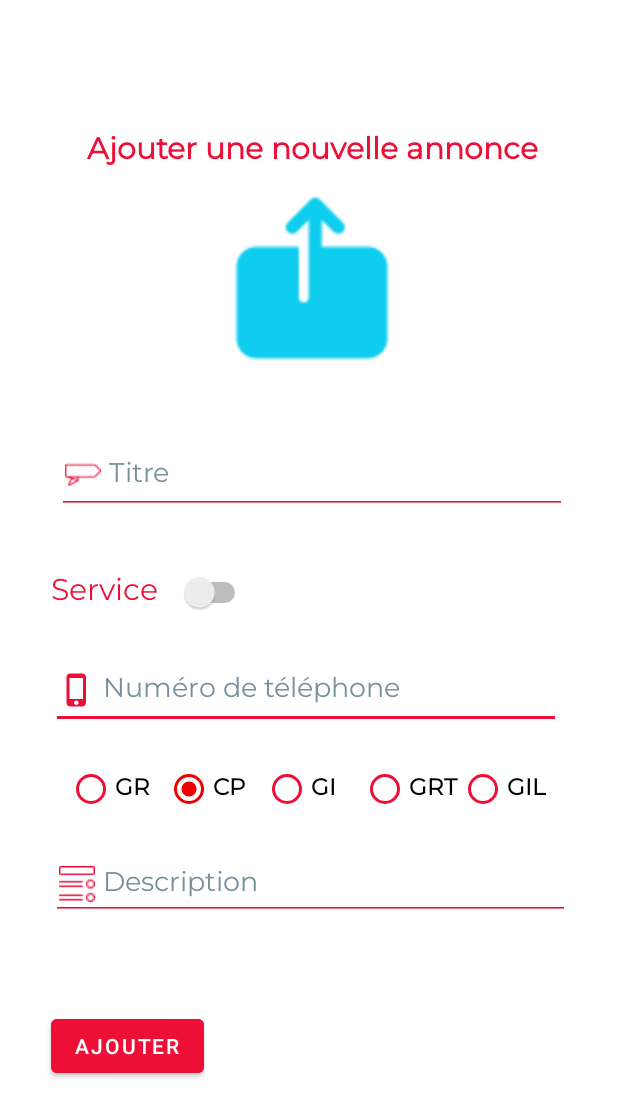
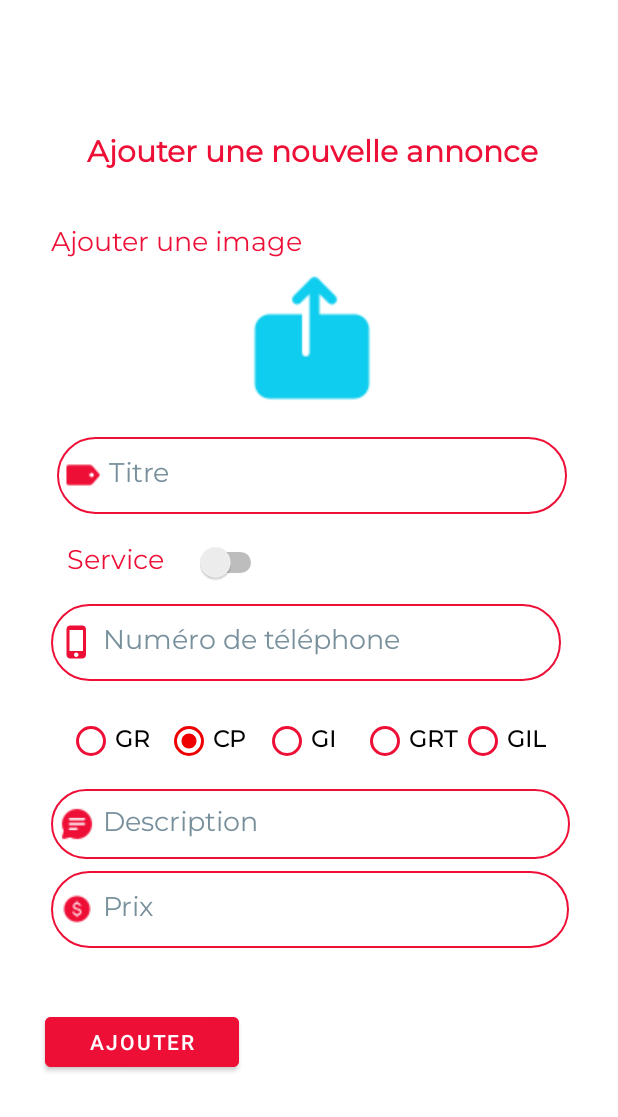
Before and after one commit to ZakariaDani/Education_Store, an Android app: the AddNewAnnouncementActivity screen opened directly, with no data from a screen before it, on a phone screen of 412 x 824 dp. Shown: the top 1117 px of the screen. Run offline under Robolectric (Android 15) with nearby library versions, the phone set to English and light mode, and no system bars; our stand-ins replace Firebase (no records; nobody signed in at launch, a user with empty details on screens opened directly); 4 statements that could not run were skipped.

Commit message:
change design

```diff
--- a/app/src/main/java/com/example/ensamarketplace/AddNewAnnouncementActivity.java
+++ b/app/src/main/java/com/example/ensamarketplace/AddNewAnnouncementActivity.java
@@ -29,12 +29,13 @@ public class AddNewAnnouncementActivity extends AppCompatActivity {
     EditText titre;
     EditText phone;
     EditText description;
+    EditText price;
     RadioGroup branch;
     ProgressBar loadingIcon;
     Switch serviceSwitch;
     User user;
     ImageView uploadImage;
-    String titreInput, phoneInput, descriptionInput, typeInput="produit", branchInput, imageInput;
+    String titreInput, phoneInput, descriptionInput, priceInput, typeInput="produit", branchInput, imageInput;
     private final FirebaseFirestore firestore = FirebaseFirestore.getInstance();
     private final FirebaseAuth firebaseAuth = FirebaseAuth.getInstance();
     private final int GALLERY_REQ_CODE = 1000;
@@ -51,10 +52,15 @@ public class AddNewAnnouncementActivity extends AppCompatActivity {
         titre = findViewById(R.id.titre);
         phone = findViewById(R.id.phone);
         branch = findViewById(R.id.branch);
+        price = findViewById(R.id.price);
         description = findViewById(R.id.description);
         loadingIcon = findViewById(R.id.loadingIcon);
         serviceSwitch = findViewById(R.id.switchService);
         uploadImage = findViewById(R.id.uploadImage);
+        serviceSwitch.setOnCheckedChangeListener((buttonView, isChecked) -> {
+            typeInput = isChecked ? "service":"produit";
+            System.out.println(isChecked);
+        });
         user = getConnectedUser();
     }
 
@@ -77,19 +83,16 @@ public class AddNewAnnouncementActivity extends AppCompatActivity {
 
 
     public void addNewAnnouncement(View view) {
-        serviceSwitch.setOnCheckedChangeListener((buttonView, isChecked) -> {
-            typeInput = isChecked ? "service":"produit";
-            System.out.println(isChecked);
-        });
         titreInput = titre.getText().toString();
         phoneInput = phone.getText().toString();
         descriptionInput = description.getText().toString();
+        priceInput = price.getText().toString();
         RadioButton radio = findViewById(branch.getCheckedRadioButtonId());
         branchInput = radio.getText().toString();
         boolean validateForm = validateForm();
         if(validateForm){
             enableLoadingAnimation();
-            Announcement announcement = new Announcement(titreInput, typeInput, imageInput, branchInput, phoneInput, descriptionInput, firebaseAuth.getCurrentUser().getUid());
+            Announcement announcement = new Announcement(titreInput, typeInput, imageInput, branchInput, phoneInput, descriptionInput, priceInput, firebaseAuth.getCurrentUser().getUid());
             System.out.println(announcement);
             saveAnnouncement(announcement);
         }
--- a/app/src/main/java/com/example/ensamarketplace/model/Announcement.java
+++ b/app/src/main/java/com/example/ensamarketplace/model/Announcement.java
@@ -7,15 +7,17 @@ public class Announcement {
     String branch;
     String phone;
     String description;
+    String price;
     String userOwner;
 
-    public Announcement(String titre, String type, String image, String branch, String phone, String description, String userOwner) {
+    public Announcement(String titre, String type, String image, String branch, String phone, String description, String price, String userOwner) {
         this.titre = titre;
         this.type = type;
         this.image = image;
         this.branch = branch;
         this.phone = phone;
         this.description = description;
+        this.price = price;
         this.userOwner = userOwner;
     }
 
@@ -75,6 +77,14 @@ public class Announcement {
         this.userOwner = userOwner;
     }
 
+    public String getPrice() {
+        return price;
+    }
+
+    public void setPrice(String price) {
+        this.price = price;
+    }
+
     @Override
     public String toString() {
         return "Announcement{" +
--- /dev/null
+++ b/app/src/main/res/drawable/stoke_background.xml
@@ -0,0 +1,16 @@
+<?xml version="1.0" encoding="utf-8"?>
+<shape xmlns:android="http://schemas.android.com/apk/res/android">
+    <stroke
+        android:width="1dp"
+        android:color="@color/main_color" />
+    <solid
+        android:color="#00FFFFFF"
+        android:paddingLeft="10dp"
+        android:paddingTop="10dp"/>
+    <corners android:radius="600dp" />
+    <padding
+        android:left="10dp"
+        android:top="10dp"
+        android:right="10dp"
+        android:bottom="10dp" />
+</shape>
--- a/app/src/main/res/layout/activity_add_new_announcement.xml
+++ b/app/src/main/res/layout/activity_add_new_announcement.xml
@@ -28,7 +28,7 @@
             style="@style/authentication_title"
             android:layout_width="wrap_content"
             android:layout_height="wrap_content"
-            android:layout_marginBottom="12dp"
+            android:layout_marginBottom="64dp"
             android:fontFamily="@font/montserrat"
             android:text="@string/add_new_ann"
             android:textColor="@color/main_color"
@@ -42,8 +42,9 @@
             style="@style/input"
             android:layout_width="340dp"
             android:layout_height="51dp"
-            android:layout_marginTop="16dp"
+            android:layout_marginTop="4dp"
             android:drawableLeft="@drawable/ic_baseline_phone_iphone_24"
+            android:background="@drawable/stoke_background"
             android:ems="10"
             android:hint="@string/auth_phone_hint"
             android:inputType="phone"
@@ -59,8 +60,9 @@
             style="@style/input"
             android:layout_width="346dp"
             android:layout_height="wrap_content"
-            android:layout_marginTop="20dp"
-            android:drawableStart="@drawable/ic_description"
+            android:layout_marginTop="12dp"
+            android:drawableStart="@drawable/ic_comment"
+            android:background="@drawable/stoke_background"
             android:ems="10"
             android:gravity="start"
             android:hint="@string/ann_desc"
@@ -133,16 +135,17 @@
 
         <Button
             android:id="@+id/addbutton"
-            android:layout_width="0dp"
-            android:layout_height="wrap_content"
-            android:layout_marginStart="16dp"
-            android:layout_marginTop="60dp"
+            android:layout_width="129dp"
+            android:layout_height="45dp"
+            android:layout_marginTop="40dp"
             android:backgroundTint="@color/main_color"
             android:onClick="addNewAnnouncement"
             android:text="@string/ann_add"
             android:textColor="#FFFFFF"
+            app:layout_constraintEnd_toEndOf="parent"
+            app:layout_constraintHorizontal_bias="0.047"
             app:layout_constraintStart_toStartOf="parent"
-            app:layout_constraintTop_toBottomOf="@+id/description" />
+            app:layout_constraintTop_toBottomOf="@+id/price" />
 
         <EditText
             android:id="@+id/titre"
@@ -151,6 +154,7 @@
             android:layout_height="51dp"
             android:layout_marginTop="224dp"
             android:drawableLeft="@drawable/ic_title"
+            android:background="@drawable/stoke_background"
             android:ems="10"
             android:hint="@string/ann_title"
             android:inputType="textEmailAddress"
@@ -160,11 +164,29 @@
             app:layout_constraintStart_toStartOf="parent"
             app:layout_constraintTop_toTopOf="parent" />
 
+        <EditText
+            android:id="@+id/price"
+            style="@style/input"
+            android:layout_width="345dp"
+            android:layout_height="51dp"
+            android:layout_marginTop="8dp"
+            android:background="@drawable/stoke_background"
+            android:drawableLeft="@drawable/ic_price"
+            android:ems="10"
+            android:hint="@string/price"
+            android:inputType="numberDecimal"
+            android:textColor="#000000"
+            android:textColorHint="#78909C"
+            app:layout_constraintEnd_toEndOf="parent"
+            app:layout_constraintHorizontal_bias="0.47"
+            app:layout_constraintStart_toStartOf="parent"
+            app:layout_constraintTop_toBottomOf="@+id/description" />
+
         <ImageView
             android:id="@+id/uploadImage"
-            android:layout_width="300dp"
-            android:layout_height="140dp"
-            android:layout_marginBottom="24dp"
+            android:layout_width="116dp"
+            android:layout_height="106dp"
+            android:layout_marginBottom="4dp"
             android:contentDescription="@string/upload_img"
             android:onClick="uploadImage"
             app:layout_constraintBottom_toTopOf="@+id/titre"
@@ -190,15 +212,28 @@
             android:id="@+id/switchService"
             android:layout_width="133dp"
             android:layout_height="48dp"
-            android:layout_marginTop="28dp"
+            android:layout_marginTop="8dp"
             android:fontFamily="@font/montserrat"
             android:text="@string/service"
             android:textColor="@color/main_color"
-            android:textSize="9pt"
+            android:textSize="8pt"
             app:layout_constraintEnd_toEndOf="parent"
-            app:layout_constraintHorizontal_bias="0.064"
+            app:layout_constraintHorizontal_bias="0.109"
             app:layout_constraintStart_toStartOf="parent"
             app:layout_constraintTop_toBottomOf="@+id/titre" />
+
+        <TextView
+            android:id="@+id/textView"
+            android:layout_width="wrap_content"
+            android:layout_height="wrap_content"
+            android:layout_marginTop="32dp"
+            android:layout_marginEnd="196dp"
+            android:fontFamily="@font/montserrat"
+            android:text="@string/add_img"
+            android:textColor="@color/main_color"
+            android:textSize="8pt"
+            app:layout_constraintEnd_toEndOf="parent"
+            app:layout_constraintTop_toBottomOf="@+id/textView3" />
 
     </androidx.constraintlayout.widget.ConstraintLayout>
 
--- a/app/src/main/res/values/strings.xml
+++ b/app/src/main/res/values/strings.xml
@@ -5,6 +5,8 @@
     <string name="login">Login</string>
     <string name="register">Register</string>
     <string name="edit">Modifier le profil</string>
+    <string name="add_img">Ajouter une image</string>
+    <string name="price">Prix</string>
     <string name="save">Sauvegarder</string>
     <string name="add_new_ann">Ajouter une nouvelle annonce</string>
     <string name="ann_title">Titre</string>
```
Also changed, not shown: app/src/main/res/drawable-v24/ic_description.png (deleted), app/src/main/res/drawable-v24/ic_title.png (deleted), app/src/main/res/drawable/ic_comment.png (added), app/src/main/res/drawable/ic_price.png (added), app/src/main/res/drawable/ic_title.png (added).
